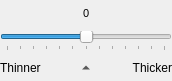
Qt form filters/output/ui/OtsuBinarizationOptionsWidget.ui (4lex4/scantailor-advanced) before a commit.
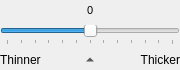
The same form after that commit.

```diff
--- a/filters/output/ui/OtsuBinarizationOptionsWidget.ui
+++ b/filters/output/ui/OtsuBinarizationOptionsWidget.ui
@@ -6,8 +6,8 @@
    <rect>
     <x>0</x>
     <y>0</y>
-    <width>172</width>
-    <height>81</height>
+    <width>180</width>
+    <height>70</height>
    </rect>
   </property>
   <property name="sizePolicy">
@@ -50,8 +50,8 @@
        </property>
        <property name="sizeHint" stdset="0">
         <size>
-         <width>0</width>
-         <height>20</height>
+         <width>1</width>
+         <height>1</height>
         </size>
        </property>
       </spacer>
@@ -78,8 +78,8 @@
        </property>
        <property name="sizeHint" stdset="0">
         <size>
-         <width>0</width>
-         <height>20</height>
+         <width>1</width>
+         <height>1</height>
         </size>
        </property>
       </spacer>
```
